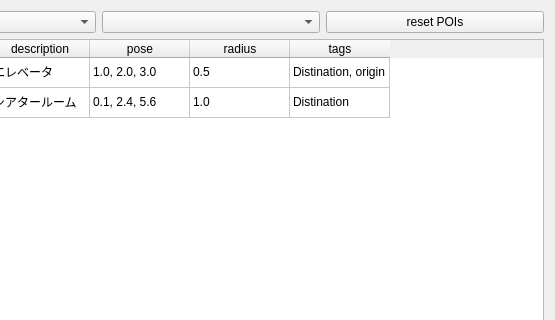
Before: the Qt Designer form mapoi_rviz_plugins/src/ui/poi_editor.ui in shimz-robotics/mapoi, drawn with Qt 5; both pictures show x 133 to 688 and y 0 to 320 of the 688 by 478 pixel window.
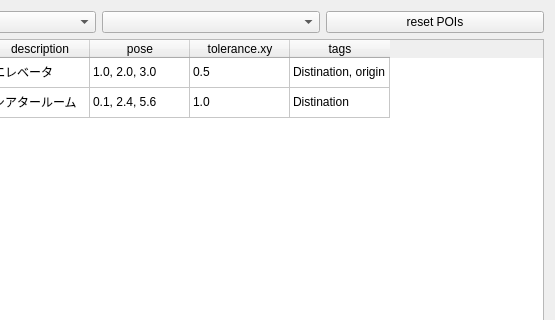
After: the same form once the commit is applied.

Commit message: feat!: PointOfInterest.radius を Tolerance struct に置換 (#87) (#137)

The edit to the form file:
```diff
--- a/mapoi_rviz_plugins/src/ui/poi_editor.ui
+++ b/mapoi_rviz_plugins/src/ui/poi_editor.ui
@@ -91,7 +91,7 @@
      </column>
      <column>
       <property name="text">
-       <string>radius</string>
+       <string>tolerance.xy</string>
       </property>
      </column>
      <column>
```
The commit also changes 23 other files.
